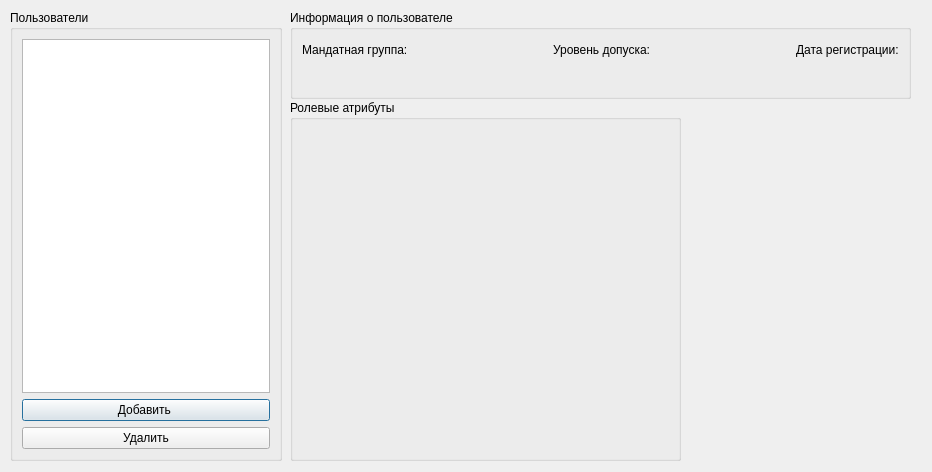
First picture: the form in users.ui, repository MikhailBersenev/BuksanSpy, before the edit.
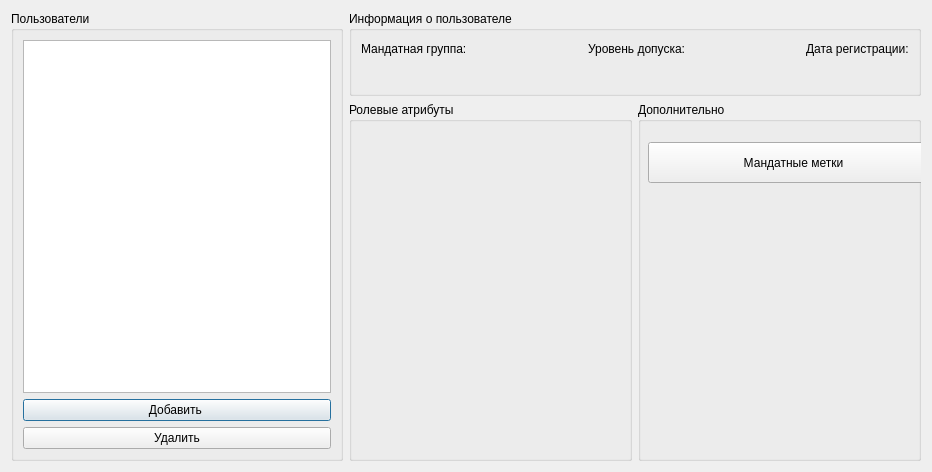
Second picture: the form after the edit.

Commit message: MandatoryMarkCreator fixes and etc

```diff
--- a/users.ui
+++ b/users.ui
@@ -13,15 +13,48 @@
   <property name="windowTitle">
    <string>Пользователи и группы</string>
   </property>
+  <layout class="QGridLayout" name="gridLayout_3">
+   <item row="0" column="0" rowspan="2">
+    <widget class="QGroupBox" name="users_groupBox">
+     <property name="title">
+      <string>Пользователи</string>
+     </property>
+     <layout class="QGridLayout" name="gridLayout">
+      <item row="0" column="0">
+       <widget class="QListView" name="users_listView">
+        <property name="font">
+         <font>
+          <family>Arimo</family>
+          <pointsize>16</pointsize>
+          <weight>75</weight>
+          <bold>true</bold>
+         </font>
+        </property>
+       </widget>
+      </item>
+      <item row="1" column="0">
+       <layout class="QVBoxLayout" name="ButtonsLayout">
+        <item>
+         <widget class="QPushButton" name="AddUser_Button">
+          <property name="text">
+           <string>Добавить </string>
+          </property>
+         </widget>
+        </item>
+        <item>
+         <widget class="QPushButton" name="DeleteUser_Button">
+          <property name="text">
+           <string>Удалить</string>
+          </property>
+         </widget>
+        </item>
+       </layout>
+      </item>
+     </layout>
+    </widget>
+   </item>
+   <item row="0" column="1" colspan="2">
   <widget class="QGroupBox" name="userinfo_groupBox">
-   <property name="geometry">
-    <rect>
-     <x>290</x>
-     <y>10</y>
-     <width>621</width>
-     <height>89</height>
-    </rect>
-   </property>
    <property name="title">
     <string>Информация о пользователе</string>
    </property>
@@ -122,69 +155,54 @@
     </item>
    </layout>
   </widget>
-  <widget class="QGroupBox" name="users_groupBox">
-   <property name="geometry">
-    <rect>
-     <x>10</x>
-     <y>10</y>
-     <width>272</width>
-     <height>451</height>
-    </rect>
-   </property>
-   <property name="title">
-    <string>Пользователи</string>
-   </property>
-   <layout class="QGridLayout" name="gridLayout">
-    <item row="0" column="0">
-     <widget class="QListView" name="users_listView">
-      <property name="font">
-       <font>
-        <family>Arimo</family>
-        <pointsize>16</pointsize>
-        <weight>75</weight>
-        <bold>true</bold>
-       </font>
-      </property>
-     </widget>
-    </item>
-    <item row="1" column="0">
-     <layout class="QVBoxLayout" name="ButtonsLayout">
-      <item>
-       <widget class="QPushButton" name="AddUser_Button">
-        <property name="text">
-         <string>Добавить </string>
-        </property>
-       </widget>
-      </item>
-      <item>
-       <widget class="QPushButton" name="DeleteUser_Button">
-        <property name="text">
-         <string>Удалить</string>
-        </property>
-       </widget>
-      </item>
-     </layout>
-    </item>
-   </layout>
-  </widget>
+   </item>
+   <item row="1" column="1">
   <widget class="QGroupBox" name="RoleAtributes_groupBox">
-   <property name="geometry">
-    <rect>
-     <x>290</x>
-     <y>100</y>
-     <width>391</width>
-     <height>361</height>
-    </rect>
-   </property>
    <property name="title">
     <string>Ролевые атрибуты</string>
    </property>
    <layout class="QVBoxLayout" name="verticalLayout">
     <item>
-     <layout class="QVBoxLayout" name="RoleAtr_Layout"/>
-    </item>
-   </layout>
-  </widget>
+       <layout class="QVBoxLayout" name="RoleAtr_Layout">
+        <item>
+         <spacer name="verticalSpacer">
+          <property name="orientation">
+           <enum>Qt::Vertical</enum>
+          </property>
+          <property name="sizeHint" stdset="0">
+           <size>
+            <width>20</width>
+            <height>40</height>
+           </size>
+          </property>
+         </spacer>
+        </item>
+       </layout>
+      </item>
+     </layout>
+    </widget>
+   </item>
+   <item row="1" column="2">
+    <widget class="QGroupBox" name="additional_groupBox">
+     <property name="title">
+      <string>Дополнительно</string>
+     </property>
+     <widget class="QToolButton" name="MandatoryMarksEditor_toolButton">
+      <property name="geometry">
+       <rect>
+        <x>10</x>
+        <y>40</y>
+        <width>291</width>
+        <height>41</height>
+       </rect>
+      </property>
+      <property name="text">
+       <string>Мандатные метки</string>
+      </property>
+     </widget>
+    </widget>
+   </item>
+  </layout>
  </widget>
  <resources/>
  <connections/>
```
Lines whose indentation alone changed are shown as unchanged. The commit also changes 20 other files.
